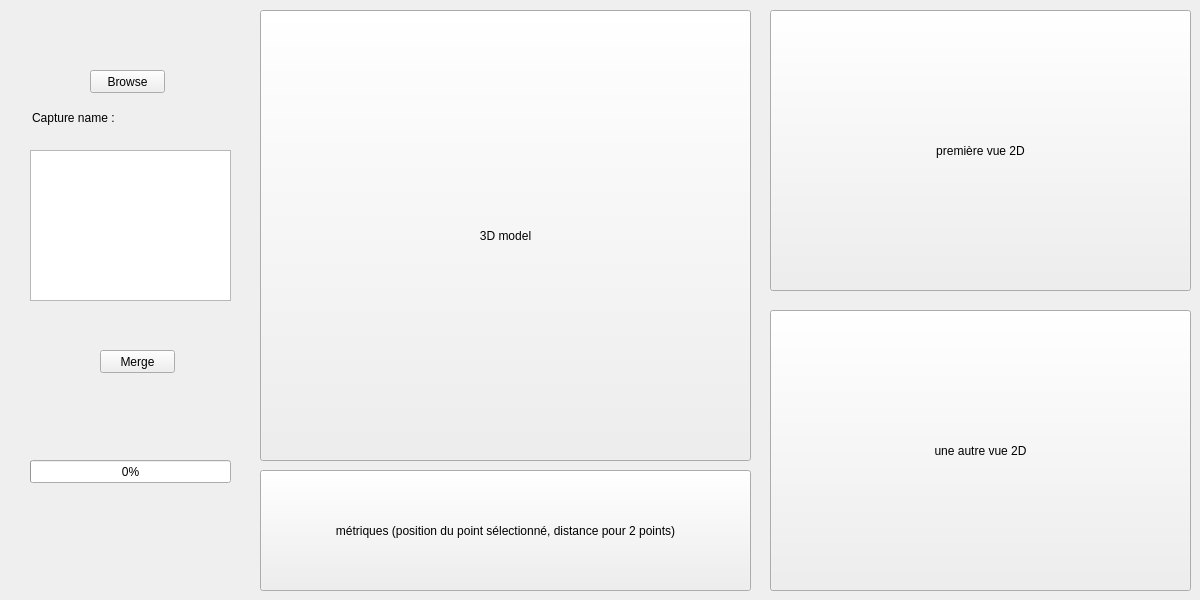
JulienAndre26/Modelisation-3D-par-Kinect, file Viewer/Version-T/Interface/mainwindow.ui: the form before one commit.
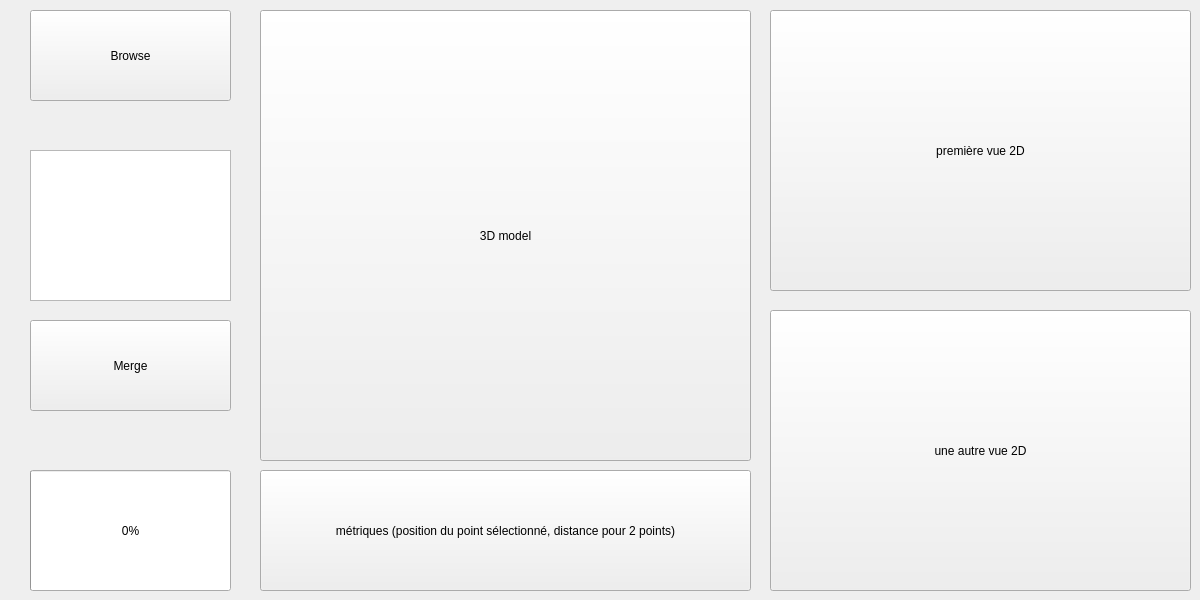
The form after the commit.

```diff
--- a/Viewer/Version-T/Interface/mainwindow.ui
+++ b/Viewer/Version-T/Interface/mainwindow.ui
@@ -40,9 +40,9 @@
     <property name="geometry">
      <rect>
       <x>30</x>
-      <y>460</y>
+      <y>470</y>
       <width>201</width>
-      <height>23</height>
+      <height>121</height>
      </rect>
     </property>
     <property name="value">
@@ -74,10 +74,10 @@
     </property>
     <property name="geometry">
      <rect>
-      <x>100</x>
-      <y>350</y>
-      <width>75</width>
-      <height>23</height>
+      <x>30</x>
+      <y>320</y>
+      <width>201</width>
+      <height>91</height>
      </rect>
     </property>
     <property name="text">
@@ -87,10 +87,10 @@
    <widget class="QPushButton" name="btnBrowse">
     <property name="geometry">
      <rect>
-      <x>90</x>
-      <y>70</y>
-      <width>75</width>
-      <height>23</height>
+      <x>30</x>
+      <y>10</y>
+      <width>201</width>
+      <height>91</height>
      </rect>
     </property>
     <property name="styleSheet">
@@ -104,13 +104,16 @@
     <property name="geometry">
      <rect>
       <x>32</x>
-      <y>110</y>
+      <y>120</y>
       <width>201</width>
       <height>16</height>
      </rect>
     </property>
     <property name="text">
-     <string>Capture name : </string>
+     <string/>
+    </property>
+    <property name="alignment">
+     <set>Qt::AlignCenter</set>
     </property>
    </widget>
    <widget class="QPushButton" name="pushButton">
```
Left out of the diff: 3 changed lines with no effect on the pictures.
